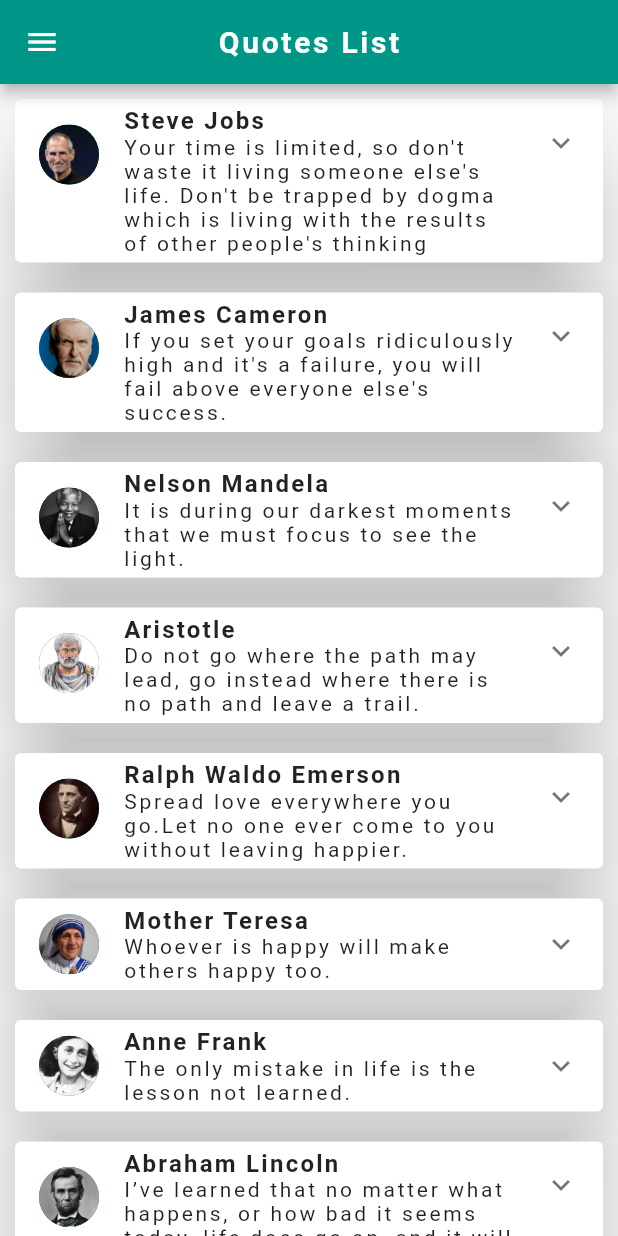
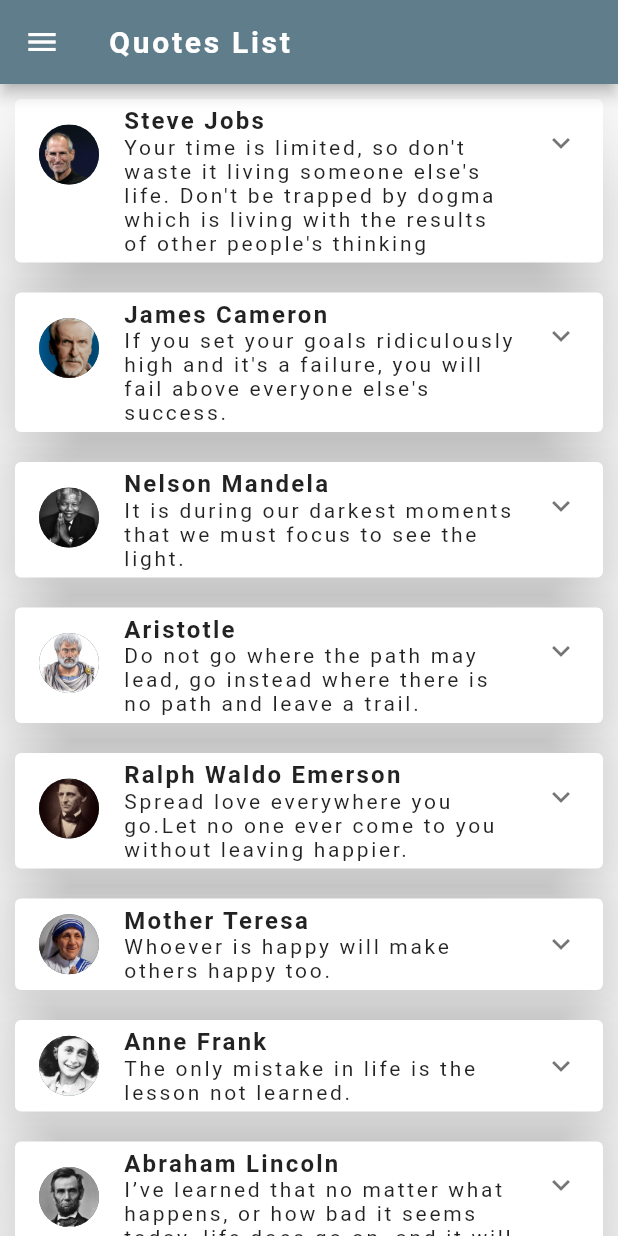
Before and after one commit to mari-liis-truija/Flutter_Quotes, a Flutter app: the quotesList screen opened directly, on a phone screen of 412 x 824 dp. Run offline on Flutter 3.47's test engine with Material 2 defaults, Android fonts, the phone set to English and light mode, and no system bars; our stand-ins replace firebase_auth, firebase_core, fluttertoast, smooth_page_indicator, velocity_x; missing offline and left inert: parallax_sensors_bg; accounts and stored records are empty.

Commit message:
Initial commit

```diff
--- a/lib/main.dart
+++ b/lib/main.dart
@@ -17,7 +17,7 @@ class MyApp extends StatelessWidget {
     return MaterialApp(
       debugShowCheckedModeBanner: false,
       theme: ThemeData(
-        primarySwatch: Colors.teal,
+        primarySwatch: Colors.blueGrey,
       ),
       home: SplashScreen(),
     );
--- a/lib/screens/quotes_list.dart
+++ b/lib/screens/quotes_list.dart
@@ -19,11 +19,10 @@ class _quotesListState extends State<quotesList> {
         title: const Text(
           "Quotes List",
           style: TextStyle(
+            fontWeight: FontWeight.bold,
             letterSpacing: 1.8,
-            fontWeight: FontWeight.bold,
           ),
         ),
-        centerTitle: true,
       ),
       body: SingleChildScrollView(
         child: Column(
```
Also changed, not shown: 1 other file.
